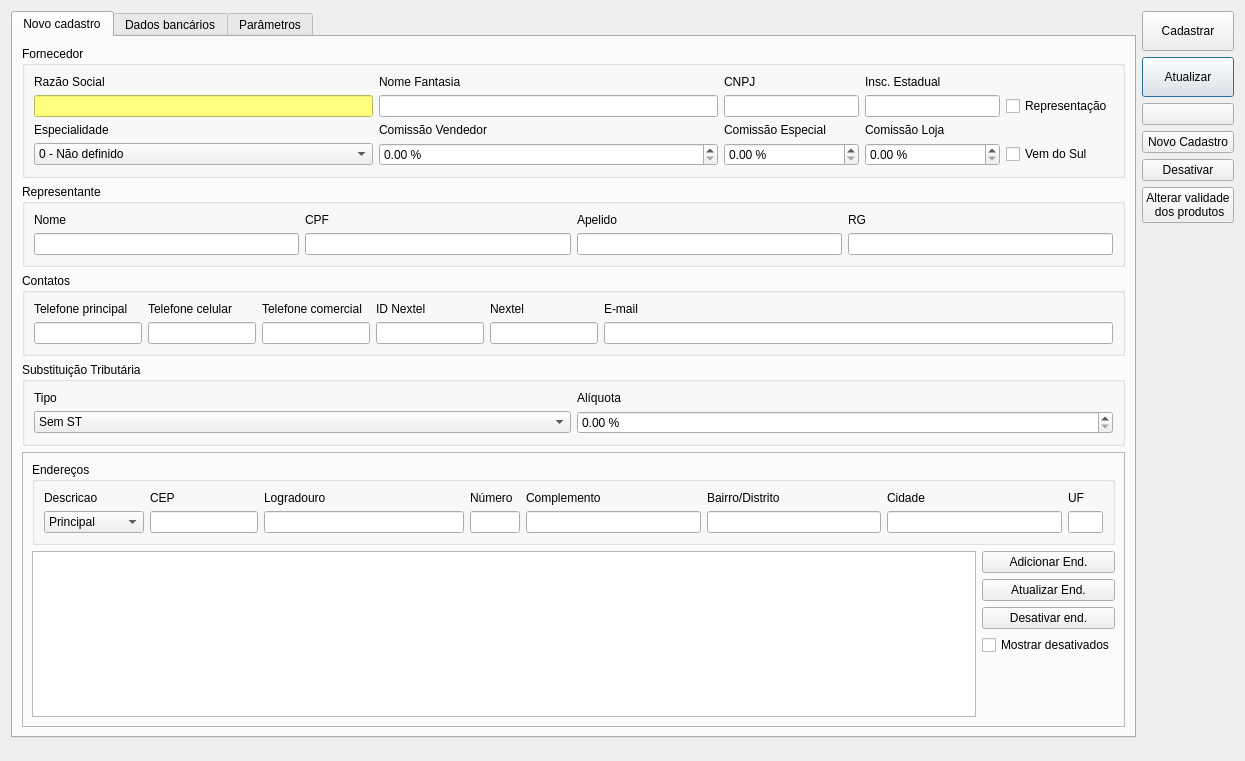
Above: ui/cadastrofornecedor.ui from darktorres/ERP-STACCATO before the change. Below: the same form after it.
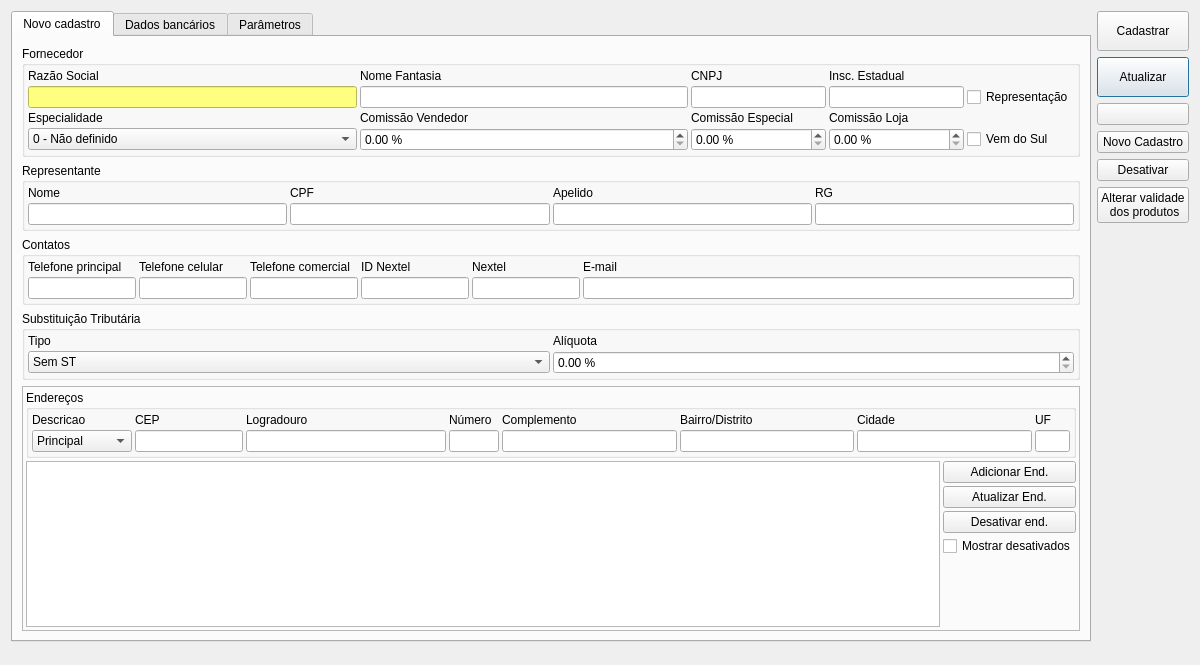
That is the form after the change. Icons and pictures are not drawn. Custom widgets are drawn as their Qt base class.

What changed in the file:
```diff
--- a/ui/cadastrofornecedor.ui
+++ b/ui/cadastrofornecedor.ui
@@ -9,8 +9,8 @@
    <rect>
     <x>0</x>
     <y>0</y>
-    <width>1245</width>
-    <height>761</height>
+    <width>1200</width>
+    <height>665</height>
    </rect>
   </property>
   <property name="windowTitle">
@@ -129,6 +129,21 @@
                <string>Representante</string>
               </property>
               <layout class="QGridLayout" name="gridLayout_2">
+               <property name="leftMargin">
+                <number>3</number>
+               </property>
+               <property name="topMargin">
+                <number>3</number>
+               </property>
+               <property name="rightMargin">
+                <number>3</number>
+               </property>
+               <property name="bottomMargin">
+                <number>3</number>
+               </property>
+               <property name="spacing">
+                <number>3</number>
+               </property>
                <item row="0" column="3">
                 <widget class="QLabel" name="label_1">
                  <property name="text">
@@ -239,6 +254,21 @@
                <string>Contatos</string>
               </property>
               <layout class="QGridLayout" name="gridLayout_4">
+               <property name="leftMargin">
+                <number>3</number>
+               </property>
+               <property name="topMargin">
+                <number>3</number>
+               </property>
+               <property name="rightMargin">
+                <number>3</number>
+               </property>
+               <property name="bottomMargin">
+                <number>3</number>
+               </property>
+               <property name="spacing">
+                <number>3</number>
+               </property>
                <item row="1" column="1">
                 <widget class="LineEditTel" name="lineEditTel_Cel">
                  <property name="sizePolicy">
@@ -407,6 +437,21 @@
                <bool>false</bool>
               </property>
               <layout class="QGridLayout" name="gridLayout_10">
+               <property name="leftMargin">
+                <number>3</number>
+               </property>
+               <property name="topMargin">
+                <number>3</number>
+               </property>
+               <property name="rightMargin">
+                <number>3</number>
+               </property>
+               <property name="bottomMargin">
+                <number>3</number>
+               </property>
+               <property name="spacing">
+                <number>3</number>
+               </property>
                <item row="2" column="0">
                 <widget class="QLineEdit" name="lineEditFornecedor">
                  <property name="minimumSize">
@@ -624,6 +669,21 @@
                <string>Substituição Tributária</string>
               </property>
               <layout class="QGridLayout" name="gridLayout_8">
+               <property name="leftMargin">
+                <number>3</number>
+               </property>
+               <property name="topMargin">
+                <number>3</number>
+               </property>
+               <property name="rightMargin">
+                <number>3</number>
+               </property>
+               <property name="bottomMargin">
+                <number>3</number>
+               </property>
+               <property name="spacing">
+                <number>3</number>
+               </property>
                <item row="1" column="3">
                 <widget class="QDoubleSpinBox" name="doubleSpinBoxAliquotaSt">
                  <property name="suffix">
@@ -681,6 +741,21 @@
           <enum>QFrame::Raised</enum>
          </property>
          <layout class="QGridLayout" name="gridLayout">
+          <property name="leftMargin">
+           <number>3</number>
+          </property>
+          <property name="topMargin">
+           <number>3</number>
+          </property>
+          <property name="rightMargin">
+           <number>3</number>
+          </property>
+          <property name="bottomMargin">
+           <number>3</number>
+          </property>
+          <property name="spacing">
+           <number>3</number>
+          </property>
           <item row="1" column="0">
            <widget class="TableView" name="tableEndereco">
             <property name="mouseTracking">
@@ -760,6 +835,21 @@
              <string>Endereços</string>
             </property>
             <layout class="QGridLayout" name="gridLayout_22">
+             <property name="leftMargin">
+              <number>3</number>
+             </property>
+             <property name="topMargin">
+              <number>3</number>
+             </property>
+             <property name="rightMargin">
+              <number>3</number>
+             </property>
+             <property name="bottomMargin">
+              <number>3</number>
+             </property>
+             <property name="spacing">
+              <number>3</number>
+             </property>
              <item row="1" column="5">
               <widget class="QLineEdit" name="lineEditBairro">
                <property name="minimumSize">
```
Left out of the diff: 30 changed lines with no effect on the pictures.
